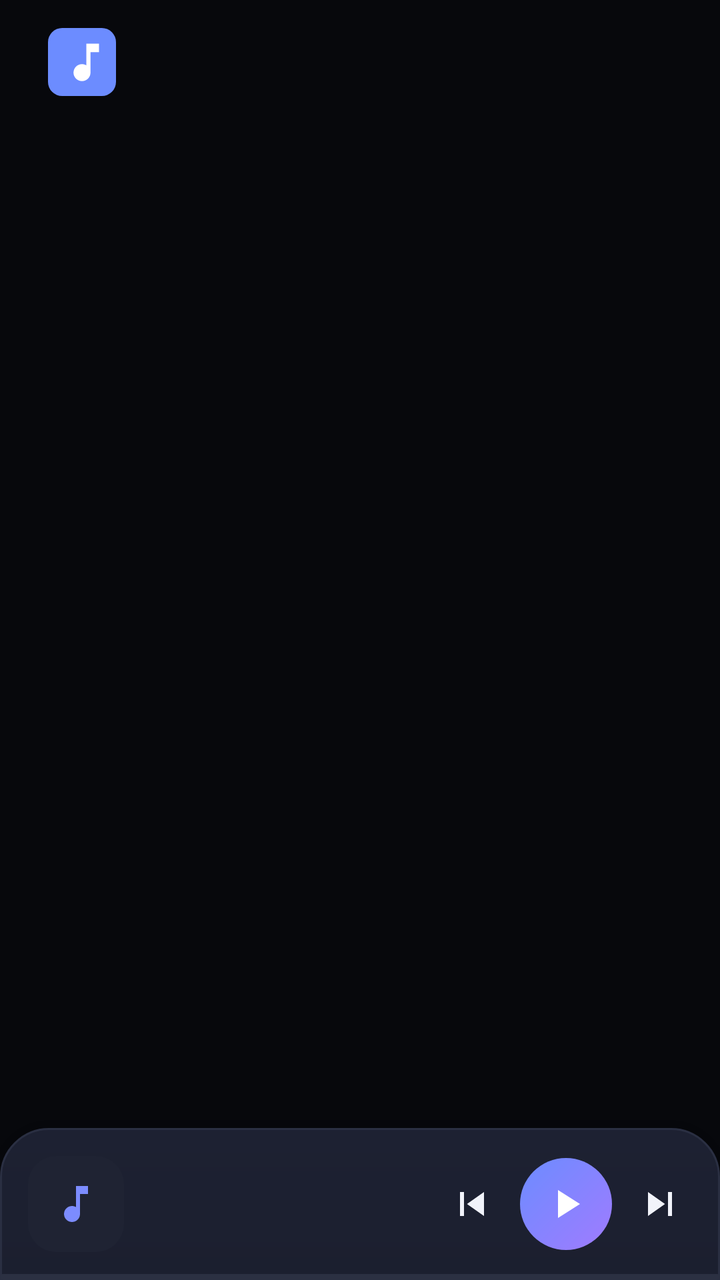
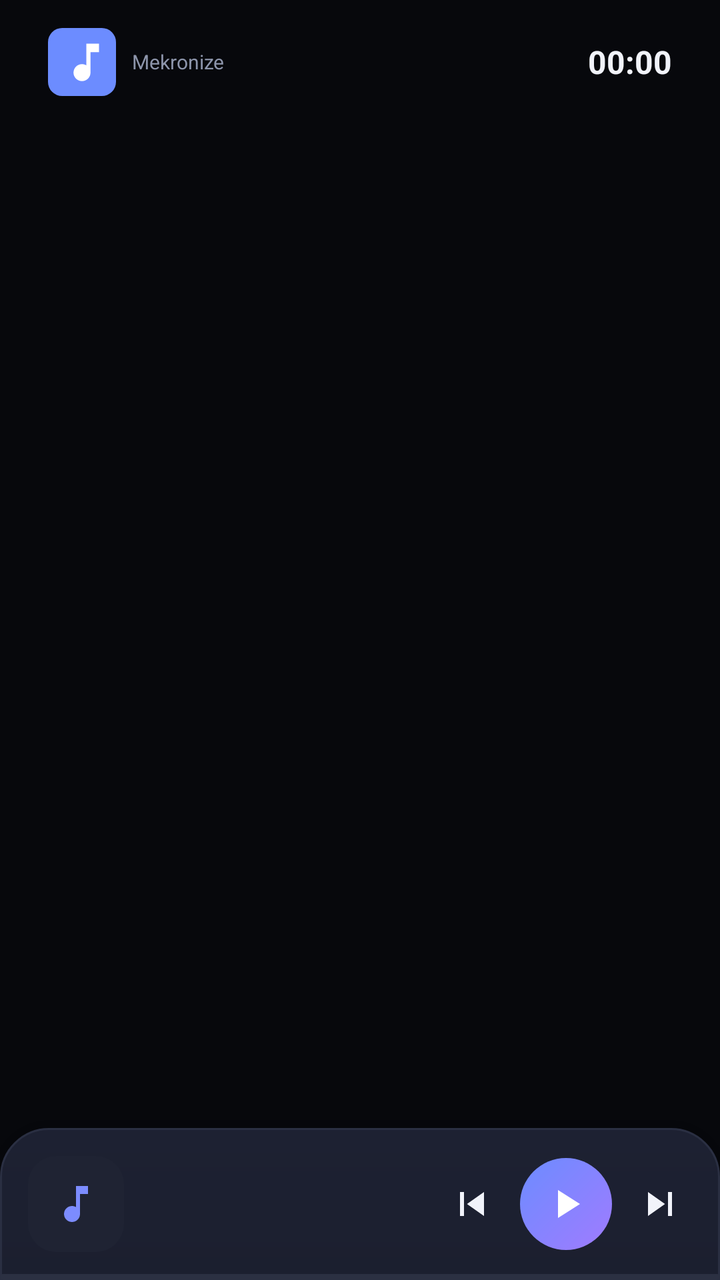

Before-and-after screenshots of an Android layout around one commit, followed by the original layout XML and the change that was made.
<!-- AndroidManifest.xml: application theme Theme.Mekronize -->
<!-- res/layout/activity_main.xml -->
<?xml version="1.0" encoding="utf-8"?>
<androidx.coordinatorlayout.widget.CoordinatorLayout xmlns:android="http://schemas.android.com/apk/res/android"
    android:layout_width="match_parent" android:layout_height="match_parent" android:background="@color/bg">
    <LinearLayout android:layout_width="match_parent" android:layout_height="match_parent" android:orientation="vertical">
        <FrameLayout android:layout_width="match_parent" android:layout_height="wrap_content"
            android:paddingStart="24dp" android:paddingEnd="24dp" android:paddingTop="14dp" android:paddingBottom="2dp">
            <ImageView android:layout_width="34dp" android:layout_height="34dp" android:layout_gravity="start|center_vertical"
                android:src="@drawable/ic_launcher" android:contentDescription="Mekronize" />
            <TextView android:id="@+id/subtitle" android:layout_width="wrap_content" android:layout_height="wrap_content"
                android:layout_gravity="end|center_vertical" android:textColor="@color/muted" android:textSize="14sp" />
        </FrameLayout>
        <androidx.recyclerview.widget.RecyclerView android:id="@+id/grid" android:layout_width="match_parent"
            android:layout_height="0dp" android:layout_weight="1" android:clipToPadding="false"
            android:paddingStart="16dp" android:paddingEnd="16dp" android:paddingTop="8dp" android:paddingBottom="100dp" />
    </LinearLayout>
    <include layout="@layout/player_sheet"/>
</androidx.coordinatorlayout.widget.CoordinatorLayout>
<!-- res/layout/player_sheet.xml (included above) -->
<?xml version="1.0" encoding="utf-8"?>
<FrameLayout xmlns:android="http://schemas.android.com/apk/res/android"
    xmlns:app="http://schemas.android.com/apk/res-auto"
    android:id="@+id/sheet" android:layout_width="match_parent" android:layout_height="match_parent"
    android:background="@drawable/bg_sheet" android:elevation="16dp" android:clickable="true" android:focusable="true"
    app:behavior_hideable="true" app:behavior_peekHeight="76dp"
    app:layout_behavior="com.google.android.material.bottomsheet.BottomSheetBehavior">

    
    <FrameLayout android:id="@+id/miniBar" android:layout_width="match_parent" android:layout_height="76dp">
        <LinearLayout android:layout_width="match_parent" android:layout_height="match_parent"
            android:orientation="horizontal" android:gravity="center_vertical" android:paddingStart="14dp" android:paddingEnd="6dp">
            <ImageView android:id="@+id/miniIcon" android:layout_width="48dp" android:layout_height="48dp"
                android:background="@drawable/bg_icon_tile" android:padding="12dp" android:src="@drawable/ic_music"
                android:tint="@color/accent" android:contentDescription="@null" />
            <LinearLayout android:layout_width="0dp" android:layout_height="wrap_content" android:layout_weight="1"
                android:layout_marginStart="12dp" android:orientation="vertical">
                <TextView android:id="@+id/miniTitle" android:layout_width="match_parent" android:layout_height="wrap_content"
                    android:singleLine="true" android:ellipsize="marquee" android:textColor="@color/text"
                    android:textSize="15sp" android:textStyle="bold" />
                <TextView android:id="@+id/miniSub" android:layout_width="match_parent" android:layout_height="wrap_content"
                    android:singleLine="true" android:textColor="@color/muted" android:textSize="12sp" />
            </LinearLayout>
            <ImageButton android:id="@+id/miniPrev" style="@style/IconBtn" android:src="@drawable/ic_prev" android:contentDescription="Önceki" />
            <ImageButton android:id="@+id/miniPlay" android:layout_width="46dp" android:layout_height="46dp"
                android:background="@drawable/bg_play" android:src="@drawable/ic_play" android:tint="@android:color/white"
                android:contentDescription="Oynat/Duraklat" />
            <ImageButton android:id="@+id/miniNext" style="@style/IconBtn" android:src="@drawable/ic_next" android:contentDescription="Sonraki" />
        </LinearLayout>
        <ProgressBar android:id="@+id/miniProgress" style="?android:attr/progressBarStyleHorizontal"
            android:layout_width="match_parent" android:layout_height="3dp" android:layout_gravity="bottom"
            android:max="1000" android:progressDrawable="@drawable/seek_progress" />
    </FrameLayout>

    
    <LinearLayout android:id="@+id/full" android:layout_width="match_parent" android:layout_height="match_parent"
        android:orientation="vertical" android:alpha="0" android:visibility="invisible"
        android:paddingStart="24dp" android:paddingEnd="24dp" android:paddingBottom="16dp">

        <FrameLayout android:id="@+id/topBar" android:layout_width="match_parent" android:layout_height="56dp">
            <ImageButton android:id="@+id/collapse" style="@style/IconBtn" android:layout_gravity="start|center_vertical"
                android:layout_marginStart="-12dp" android:src="@drawable/ic_chevron_down" android:contentDescription="Küçült" />
            <TextView android:layout_width="wrap_content" android:layout_height="wrap_content" android:layout_gravity="center"
                android:text="ŞİMDİ ÇALIYOR" android:textColor="@color/muted" android:textSize="12sp"
                android:textStyle="bold" android:letterSpacing="0.12" />
            <ImageButton android:id="@+id/fullscreen" style="@style/IconBtn" android:layout_gravity="end|center_vertical"
                android:layout_marginEnd="-12dp" android:src="@drawable/ic_fullscreen" android:contentDescription="Tam ekran"
                android:visibility="gone" />
        </FrameLayout>

        <FrameLayout android:id="@+id/stage" android:layout_width="match_parent" android:layout_height="0dp"
            android:layout_weight="1" android:layout_marginTop="8dp" android:layout_marginBottom="8dp">
            <ImageView android:id="@+id/art" android:layout_width="match_parent" android:layout_height="match_parent"
                android:background="@drawable/bg_art" android:padding="96dp" android:src="@drawable/ic_music"
                android:tint="#CCFFFFFF" android:contentDescription="@null" />
            <androidx.media3.ui.PlayerView android:id="@+id/video" android:layout_width="match_parent" android:layout_height="match_parent"
                android:visibility="gone" app:use_controller="false" app:resize_mode="fit" android:background="@android:color/black"
                app:shutter_background_color="@android:color/black" />
            <TextView android:id="@+id/caption" android:layout_width="match_parent" android:layout_height="wrap_content"
                android:layout_gravity="bottom|start" android:layout_margin="14dp" android:singleLine="true" android:ellipsize="end"
                android:alpha="0.55" android:textColor="@android:color/white" android:textSize="12sp"
                android:shadowColor="#99000000" android:shadowRadius="4" android:visibility="gone" />
        </FrameLayout>

        <LinearLayout android:id="@+id/titleRow" android:layout_width="match_parent" android:layout_height="wrap_content" android:orientation="horizontal"
            android:gravity="center_vertical">
            <LinearLayout android:layout_width="0dp" android:layout_height="wrap_content" android:layout_weight="1" android:orientation="vertical">
                <TextView android:id="@+id/fullTitle" android:layout_width="match_parent" android:layout_height="wrap_content"
                    android:maxLines="2" android:ellipsize="end" android:textColor="@color/text" android:textSize="22sp" android:textStyle="bold" />
                <TextView android:id="@+id/fullSub" android:layout_width="match_parent" android:layout_height="wrap_content"
                    android:layout_marginTop="2dp" android:singleLine="true" android:textColor="@color/muted" android:textSize="14sp" />
            </LinearLayout>
            <ImageButton android:id="@+id/heart" style="@style/IconBtn" android:src="@drawable/ic_heart_outline"
                android:contentDescription="Favori" />
        </LinearLayout>

        <LinearLayout android:id="@+id/ctrlGroup" android:layout_width="match_parent" android:layout_height="wrap_content" android:orientation="vertical">
        <SeekBar android:id="@+id/seek" android:layout_width="match_parent" android:layout_height="40dp"
            android:layout_marginStart="-12dp" android:layout_marginEnd="-12dp" android:max="1000"
            android:progressDrawable="@drawable/seek_progress" android:thumb="@drawable/seek_thumb" android:splitTrack="false" />
        <FrameLayout android:layout_width="match_parent" android:layout_height="wrap_content">
            <TextView android:id="@+id/pos" android:layout_width="wrap_content" android:layout_height="wrap_content"
                android:text="0:00" android:textColor="@color/muted" android:textSize="12sp" />
            <TextView android:id="@+id/dur" android:layout_width="wrap_content" android:layout_height="wrap_content"
                android:layout_gravity="end" android:text="0:00" android:textColor="@color/muted" android:textSize="12sp" />
        </FrameLayout>

        <LinearLayout android:layout_width="match_parent" android:layout_height="wrap_content" android:layout_marginTop="12dp"
            android:orientation="horizontal" android:gravity="center_vertical">
            <ImageButton android:id="@+id/shuffle" style="@style/IconBtn" android:layout_weight="1" android:layout_width="0dp"
                android:src="@drawable/ic_shuffle" android:contentDescription="Karışık" />
            <ImageButton android:id="@+id/prev" style="@style/IconBtn" android:layout_weight="1" android:layout_width="0dp"
                android:layout_height="56dp" android:src="@drawable/ic_prev" android:contentDescription="Önceki" />
            <ImageButton android:id="@+id/play" android:layout_width="72dp" android:layout_height="72dp"
                android:background="@drawable/bg_play" android:src="@drawable/ic_play" android:tint="@android:color/white"
                android:contentDescription="Oynat/Duraklat" />
            <ImageButton android:id="@+id/next" style="@style/IconBtn" android:layout_weight="1" android:layout_width="0dp"
                android:layout_height="56dp" android:src="@drawable/ic_next" android:contentDescription="Sonraki" />
            <ImageButton android:id="@+id/repeat" style="@style/IconBtn" android:layout_weight="1" android:layout_width="0dp"
                android:src="@drawable/ic_repeat" android:contentDescription="Tekrar" />
        </LinearLayout>
        </LinearLayout>
    </LinearLayout>
</FrameLayout>
<!-- resources referenced by this layout -->
<resources>
  <color name="accent">#7C8CFF</color>
  <color name="bg">#07080C</color>
  <color name="muted">#8D95AB</color>
  <color name="text">#F1F3FA</color>
  <!-- drawable bg_art (drawable) -->
  <shape xmlns:android="http://schemas.android.com/apk/res/android" android:shape="rectangle">
      <gradient android:angle="315" android:startColor="#4A5BD8" android:endColor="#8B5BE0" />
      <corners android:radius="28dp" />
  </shape>
  <!-- drawable bg_icon_tile (drawable) -->
  <shape xmlns:android="http://schemas.android.com/apk/res/android" android:shape="rectangle">
      <solid android:color="#1F2333" />
      <corners android:radius="14dp" />
  </shape>
  <!-- drawable bg_play (drawable) -->
  <shape xmlns:android="http://schemas.android.com/apk/res/android" android:shape="oval">
      <gradient android:angle="315" android:startColor="#6C8CFF" android:endColor="#A07BFF" />
  </shape>
  <!-- drawable bg_sheet (drawable) -->
  <shape xmlns:android="http://schemas.android.com/apk/res/android" android:shape="rectangle">
      <gradient android:angle="270" android:startColor="#1D2132" android:endColor="#0E1017" />
      <corners android:topLeftRadius="24dp" android:topRightRadius="24dp" />
      <stroke android:width="1dp" android:color="#2A2F42" />
  </shape>
  <!-- drawable ic_chevron_down (drawable) -->
  <vector xmlns:android="http://schemas.android.com/apk/res/android" android:width="24dp" android:height="24dp" android:viewportWidth="24" android:viewportHeight="24"><path android:fillColor="#FFFFFFFF" android:pathData="M7.41,8.59L12,13.17l4.59,-4.58L18,10l-6,6 -6,-6 1.41,-1.41z"/></vector>
  <!-- drawable ic_fullscreen (drawable) -->
  <vector xmlns:android="http://schemas.android.com/apk/res/android" android:width="24dp" android:height="24dp" android:viewportWidth="24" android:viewportHeight="24"><path android:fillColor="#FFFFFFFF" android:pathData="M7,14H5v5h5v-2H7v-3zM5,10h2V7h3V5H5v5zM17,17h-3v2h5v-5h-2v3zM14,5v2h3v3h2V5h-5z"/></vector>
  <!-- drawable ic_next (drawable) -->
  <vector xmlns:android="http://schemas.android.com/apk/res/android" android:width="24dp" android:height="24dp" android:viewportWidth="24" android:viewportHeight="24" android:tint="?attr/colorControlNormal"><path android:fillColor="#FFFFFFFF" android:pathData="M6,18l8.5,-6L6,6v12zM16,6v12h2V6h-2z"/></vector>
  <!-- drawable ic_play (drawable) -->
  <vector xmlns:android="http://schemas.android.com/apk/res/android" android:width="24dp" android:height="24dp" android:viewportWidth="24" android:viewportHeight="24" android:tint="?attr/colorControlNormal"><path android:fillColor="#FFFFFFFF" android:pathData="M8,5v14l11,-7z"/></vector>
  <!-- drawable ic_prev (drawable) -->
  <vector xmlns:android="http://schemas.android.com/apk/res/android" android:width="24dp" android:height="24dp" android:viewportWidth="24" android:viewportHeight="24" android:tint="?attr/colorControlNormal"><path android:fillColor="#FFFFFFFF" android:pathData="M6,6h2v12H6zM9.5,12l8.5,6V6z"/></vector>
  <!-- drawable ic_repeat (drawable) -->
  <vector xmlns:android="http://schemas.android.com/apk/res/android" android:width="24dp" android:height="24dp" android:viewportWidth="24" android:viewportHeight="24"><path android:fillColor="#FFFFFFFF" android:pathData="M7,7h10v3l4,-4 -4,-4v3H5v6h2V7zM17,17H7v-3l-4,4 4,4v-3h12v-6h-2v4z"/></vector>
  <!-- drawable seek_thumb (drawable) -->
  <shape xmlns:android="http://schemas.android.com/apk/res/android" android:shape="oval">
      <solid android:color="#FFFFFF" /><size android:width="14dp" android:height="14dp" />
  </shape>
  <style name="IconBtn">
          <item name="android:layout_width">48dp</item>
          <item name="android:layout_height">48dp</item>
          <item name="android:background">?attr/selectableItemBackgroundBorderless</item>
          <item name="android:tint">@color/text</item>
          <item name="android:scaleType">center</item>
      </style>
  <color name="surface">#12141B</color>
  <!-- unchanged entries left out for length: 6 -->
</resources>

<!-- the commit's change to res/layout/activity_main.xml (unified diff, before → after) -->
@@ -4,10 +4,21 @@
     <LinearLayout android:layout_width="match_parent" android:layout_height="match_parent" android:orientation="vertical">
         <FrameLayout android:layout_width="match_parent" android:layout_height="wrap_content"
             android:paddingStart="24dp" android:paddingEnd="24dp" android:paddingTop="14dp" android:paddingBottom="2dp">
-            <ImageView android:layout_width="34dp" android:layout_height="34dp" android:layout_gravity="start|center_vertical"
-                android:src="@drawable/ic_launcher" android:contentDescription="Mekronize" />
-            <TextView android:id="@+id/subtitle" android:layout_width="wrap_content" android:layout_height="wrap_content"
-                android:layout_gravity="end|center_vertical" android:textColor="@color/muted" android:textSize="14sp" />
+            <LinearLayout android:layout_width="wrap_content" android:layout_height="wrap_content"
+                android:layout_gravity="start|center_vertical" android:orientation="horizontal" android:gravity="center_vertical">
+                <ImageView android:layout_width="34dp" android:layout_height="34dp"
+                    android:src="@drawable/ic_launcher" android:contentDescription="Mekronize" />
+                <TextView android:layout_width="wrap_content" android:layout_height="wrap_content" android:layout_marginStart="8dp"
+                    android:text="Mekronize" android:textColor="@color/muted" android:textSize="10sp" />
+            </LinearLayout>
+            <LinearLayout android:layout_width="wrap_content" android:layout_height="wrap_content"
+                android:layout_gravity="end|center_vertical" android:orientation="horizontal" android:gravity="center_vertical">
+                <TextView android:id="@+id/subtitle" android:layout_width="wrap_content" android:layout_height="wrap_content"
+                    android:textColor="@color/muted" android:textSize="12sp" />
+                <TextClock android:layout_width="wrap_content" android:layout_height="wrap_content" android:layout_marginStart="12dp"
+                    android:format24Hour="HH:mm" android:format12Hour="HH:mm" android:textColor="@color/text"
+                    android:textSize="16sp" android:textStyle="bold" />
+            </LinearLayout>
         </FrameLayout>
         <androidx.recyclerview.widget.RecyclerView android:id="@+id/grid" android:layout_width="match_parent"
             android:layout_height="0dp" android:layout_weight="1" android:clipToPadding="false"
